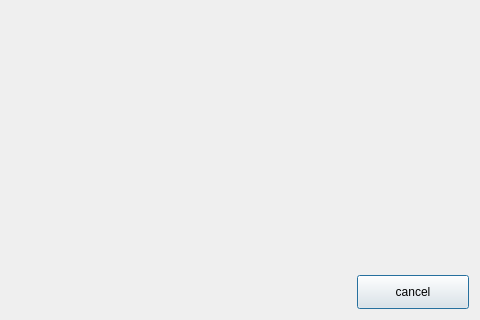
Dreamerryao/CPlusPlus-Project, file DSVis/WINDOW/about.ui: the form before one commit; both pictures show x 173 to 653 and y 155 to 475 of the 653 by 475 pixel window.
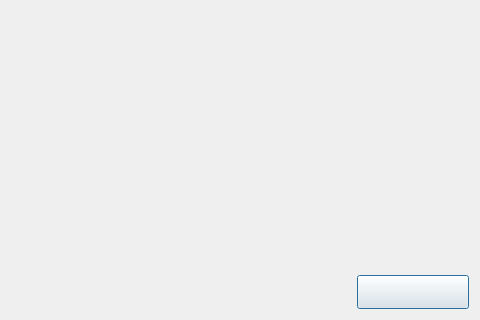
The form after the commit. Icons and pictures are not drawn.

```diff
--- a/DSVis/WINDOW/about.ui
+++ b/DSVis/WINDOW/about.ui
@@ -29,7 +29,7 @@
     <string notr="true">border-image: url(:/background/images/cancel.png);</string>
    </property>
    <property name="text">
-    <string>cancel</string>
+    <string/>
    </property>
   </widget>
   <widget class="QLabel" name="label">
```
